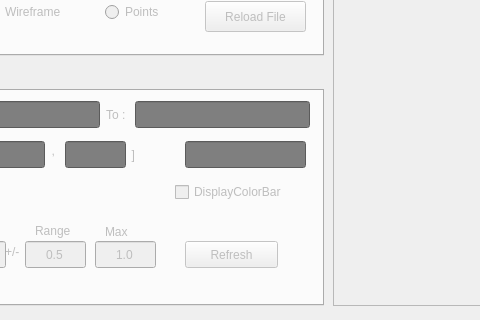
This is 3DMeshMetric/meshMetricGui.ui in juliettepera/3DMetricTools as Qt 5 draws it before an edit; both pictures show x 147 to 627 and y 354 to 674 of the 1020 by 674 pixel window. The edited form follows.
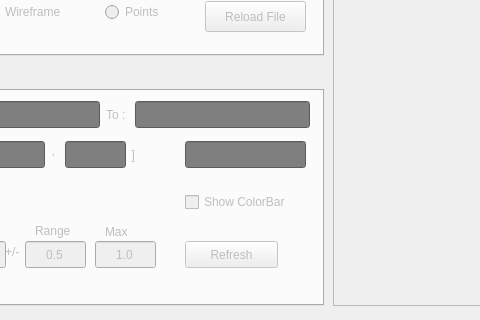
This is the edited form. The open tabs and pages were chosen to show the change. Custom widgets are drawn as their Qt base class.

What changed in the file:
```diff
--- a/3DMeshMetric/meshMetricGui.ui
+++ b/3DMeshMetric/meshMetricGui.ui
@@ -4854,22 +4854,6 @@
        <bool>true</bool>
       </property>
      </widget>
-     <widget class="QCheckBox" name="checkBoxColorBar">
-      <property name="geometry">
-       <rect>
-        <x>310</x>
-        <y>90</y>
-        <width>131</width>
-        <height>22</height>
-       </rect>
-      </property>
-      <property name="toolTip">
-       <string>(un)display the colorbar</string>
-      </property>
-      <property name="text">
-       <string>DisplayColorBar</string>
-      </property>
-     </widget>
      <widget class="colorBar" name="widgetColor" native="true">
       <property name="geometry">
        <rect>
@@ -5489,6 +5473,19 @@
        <string>Range</string>
       </property>
      </widget>
+     <widget class="QCheckBox" name="checkBoxColorBar">
+      <property name="geometry">
+       <rect>
+        <x>320</x>
+        <y>100</y>
+        <width>121</width>
+        <height>22</height>
+       </rect>
+      </property>
+      <property name="text">
+       <string>Show ColorBar</string>
+      </property>
+     </widget>
     </widget>
    </widget>
    <widget class="QPushButton" name="pushButtonAdd">
```
